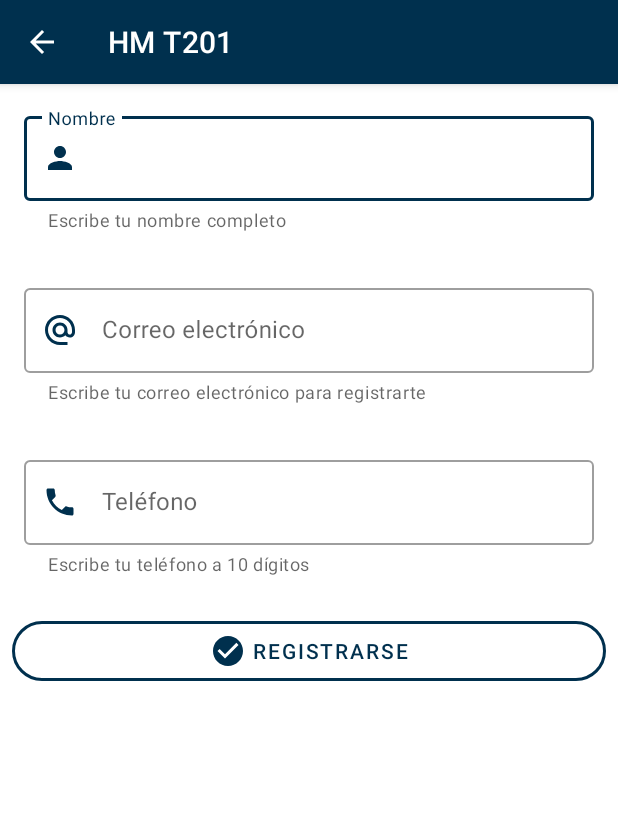
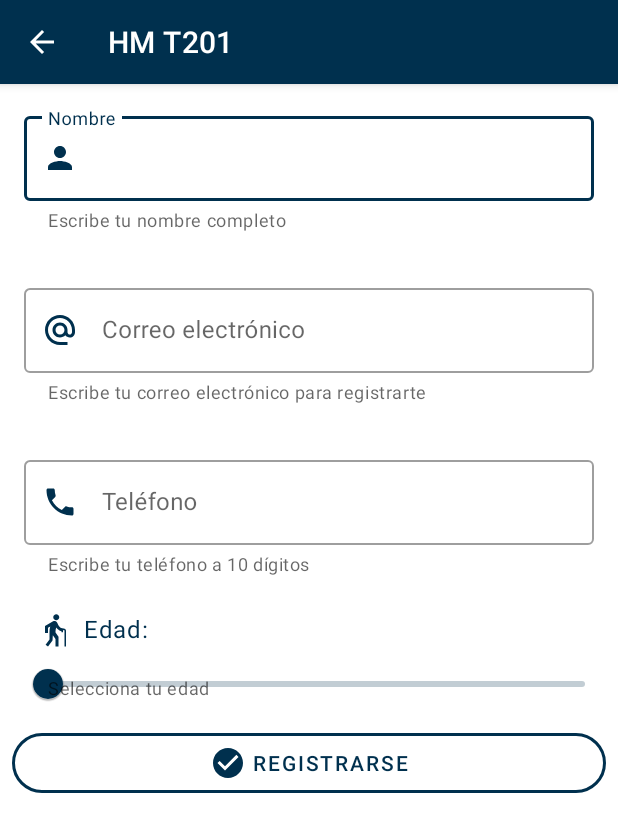
Before and after one commit to zavaletadev/t201-dapps, an Android app: the ValidacionesActivity screen opened directly, with no data from a screen before it, on a phone screen of 412 x 824 dp. Shown: the top 832 px of the screen. Run offline under Robolectric (Android 15) with nearby library versions, the phone set to English and light mode, and no system bars.

Commit message:
Pasando entereos por Extra desde componentes del formulario

```diff
--- /dev/null
+++ b/app/src/main/res/drawable/ic_elderly.xml
@@ -0,0 +1,10 @@
+<vector xmlns:android="http://schemas.android.com/apk/res/android"
+    android:width="24dp"
+    android:height="24dp"
+    android:viewportWidth="24"
+    android:viewportHeight="24"
+    android:tint="?attr/colorControlNormal">
+  <path
+      android:fillColor="@android:color/white"
+      android:pathData="M13.5,5.5c1.1,0 2,-0.9 2,-2s-0.9,-2 -2,-2s-2,0.9 -2,2S12.4,5.5 13.5,5.5zM20,12.5V23h-1V12.5c0,-0.28 -0.22,-0.5 -0.5,-0.5S18,12.22 18,12.5v1h-1v-0.69c-1.46,-0.38 -2.7,-1.29 -3.51,-2.52C13.18,11.16 13,12.07 13,13c0,0.23 0.02,0.46 0.03,0.69L15,16.5V23h-2v-5l-1.78,-2.54L11,19l-3,4l-1.6,-1.2L9,18.33V13c0,-1.15 0.18,-2.29 0.5,-3.39L8,10.46V14H6V9.3l5.4,-3.07l0,0.01c0.59,-0.31 1.32,-0.33 1.94,0.03c0.36,0.21 0.63,0.51 0.8,0.85l0,0l0.79,1.67C15.58,10.1 16.94,11 18.5,11C19.33,11 20,11.67 20,12.5z"/>
+</vector>
--- a/app/src/main/res/layout/activity_validaciones.xml
+++ b/app/src/main/res/layout/activity_validaciones.xml
@@ -83,6 +83,47 @@
         </com.google.android.material.textfield.TextInputLayout>
 <!--        /Teléfono-->
 
+<!--        Edad-->
+        <TextView
+            android:id="@+id/tv_edad"
+            android:layout_width="match_parent"
+            android:layout_height="wrap_content"
+            android:paddingTop="8dp"
+            android:layout_marginHorizontal="8dp"
+            android:paddingHorizontal="16dp"
+            android:drawableStart="@drawable/ic_elderly"
+            android:drawablePadding="8dp"
+            android:drawableTint="?colorPrimary"
+            android:text="Edad:"
+            style="@style/TextAppearance.MaterialComponents.Body1"
+            android:textColor="?colorPrimary"
+            />
+
+        <com.google.android.material.slider.Slider
+            android:id="@+id/ms_edad"
+            android:layout_width="match_parent"
+            android:layout_height="wrap_content"
+            android:layout_marginStart="16dp"
+            android:layout_marginEnd="8dp"
+            android:contentDescription="Slider edad"
+            android:valueFrom="0"
+            android:valueTo="100"
+            app:tickVisible="false"
+            android:stepSize="1" />
+
+        <com.google.android.material.textfield.TextInputLayout
+            android:id="@+id/til_edad"
+            android:layout_width="match_parent"
+            android:layout_height="wrap_content"
+            android:layout_marginStart="24dp"
+            android:layout_marginEnd="8dp"
+            android:paddingHorizontal="8dp"
+            android:layout_marginBottom="8dp"
+            android:layout_marginTop="-30dp"
+            app:helperText="Selecciona tu edad"/>
+
+<!--        /Edad-->
+
         <com.google.android.material.button.MaterialButton
             android:id="@+id/mb_validar"
             android:layout_width="match_parent"
```
Also changed, not shown: app/src/main/java/mx/edu/uteq/dapps/holamundo/ValidacionesActivity.java (+51 -2 lines).
